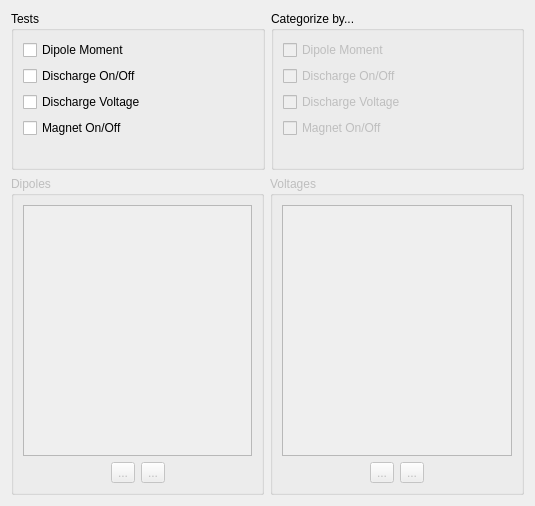
This is categorysetuppage.ui in kncrabtree/qtftm as Qt 5 draws it before an edit. The edited form follows.
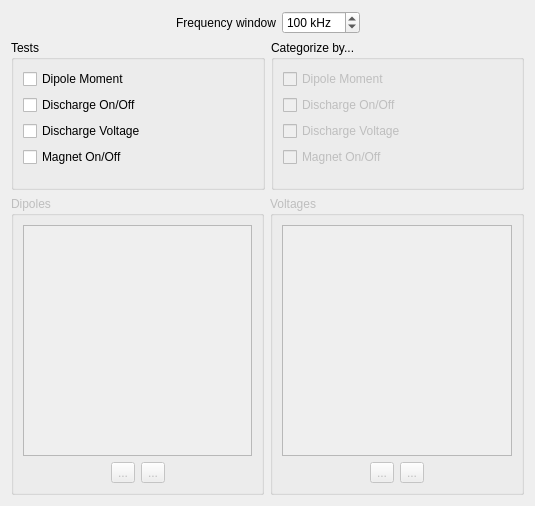
This is the edited form. Icons and pictures are not drawn.

Commit message:
User can select freq window in cat tests
User can choose to only accept lines within a certain
range of the cavity frequency during a category batch.

Patch:
```diff
--- a/categorysetuppage.ui
+++ b/categorysetuppage.ui
@@ -19,7 +19,69 @@
   <property name="subTitle">
    <string>Choose which tests you would like to run, and which test results you would like to use to assign categories to each line.</string>
   </property>
-  <layout class="QVBoxLayout" name="verticalLayout_3" stretch="1,2">
+  <layout class="QVBoxLayout" name="verticalLayout_3" stretch="0,1,2">
+   <item>
+    <layout class="QHBoxLayout" name="horizontalLayout_5">
+     <item>
+      <spacer name="horizontalSpacer_5">
+       <property name="orientation">
+        <enum>Qt::Horizontal</enum>
+       </property>
+       <property name="sizeHint" stdset="0">
+        <size>
+         <width>40</width>
+         <height>20</height>
+        </size>
+       </property>
+      </spacer>
+     </item>
+     <item>
+      <widget class="QLabel" name="frequencyWindowLabel">
+       <property name="text">
+        <string>Frequency window</string>
+       </property>
+       <property name="alignment">
+        <set>Qt::AlignRight|Qt::AlignTrailing|Qt::AlignVCenter</set>
+       </property>
+      </widget>
+     </item>
+     <item>
+      <widget class="QSpinBox" name="frequencyWindowSpinBox">
+       <property name="toolTip">
+        <string>If a line is more than this far from the cavity frequency, it will not be categorized.</string>
+       </property>
+       <property name="suffix">
+        <string> kHz</string>
+       </property>
+       <property name="minimum">
+        <number>1</number>
+       </property>
+       <property name="maximum">
+        <number>1000</number>
+       </property>
+       <property name="singleStep">
+        <number>50</number>
+       </property>
+       <property name="value">
+        <number>100</number>
+       </property>
+      </widget>
+     </item>
+     <item>
+      <spacer name="horizontalSpacer_6">
+       <property name="orientation">
+        <enum>Qt::Horizontal</enum>
+       </property>
+       <property name="sizeHint" stdset="0">
+        <size>
+         <width>40</width>
+         <height>20</height>
+        </size>
+       </property>
+      </spacer>
+     </item>
+    </layout>
+   </item>
    <item>
     <layout class="QHBoxLayout" name="horizontalLayout_3">
      <item>
```
The commit also changes 4 other files.
